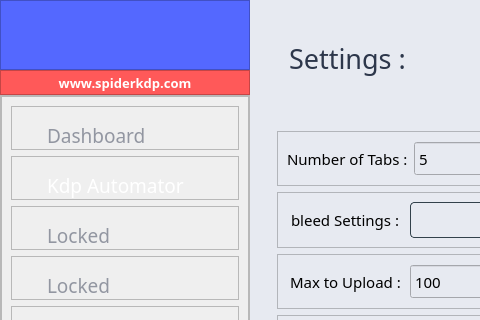
OwElko/SpiderKDP, file spiderkdp.ui: the form before one commit; both pictures show x 0 to 480 and y 0 to 320 of the 1030 by 600 pixel window.
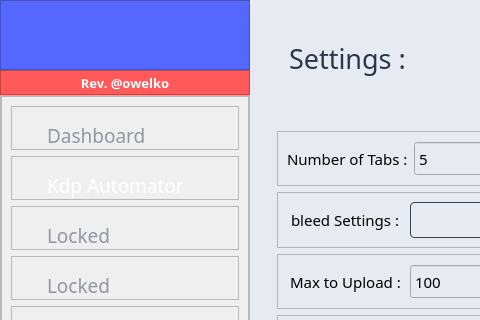
The form after the commit. Icons and pictures are not drawn.

Patch:
```diff
--- a/spiderkdp.ui
+++ b/spiderkdp.ui
@@ -236,7 +236,7 @@
                <string notr="true">color: rgb(255, 255, 255);</string>
               </property>
               <property name="text">
-               <string>www.spiderkdp.com</string>
+               <string>Rev. @owelko</string>
               </property>
               <property name="alignment">
                <set>Qt::AlignCenter</set>
```
